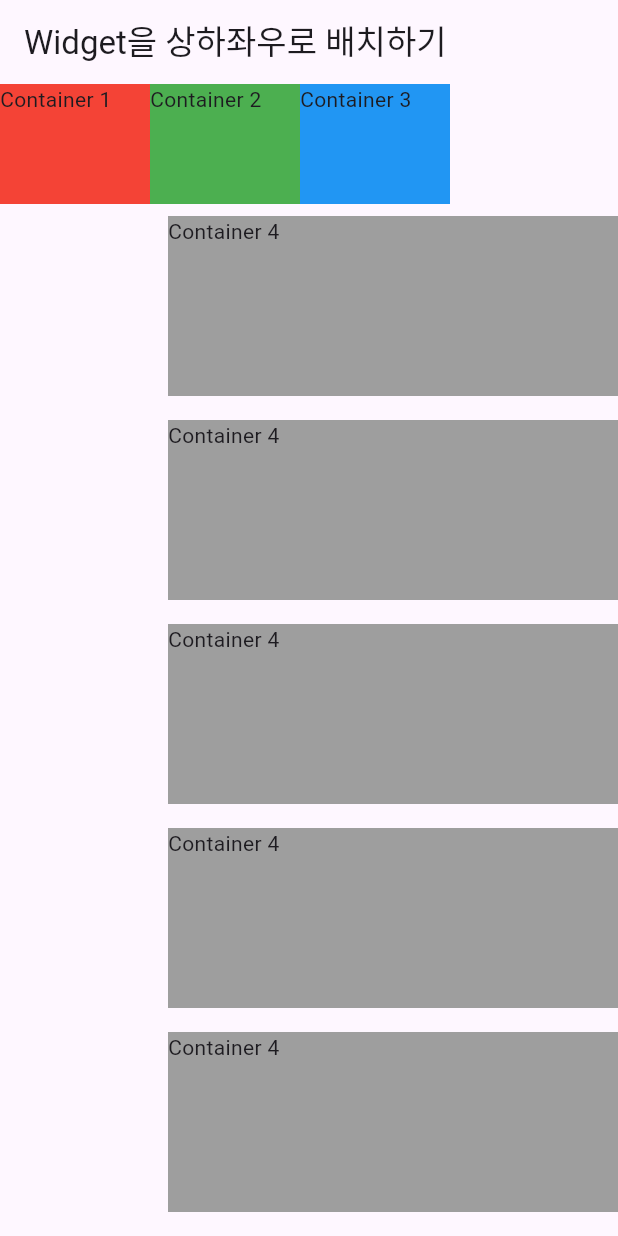
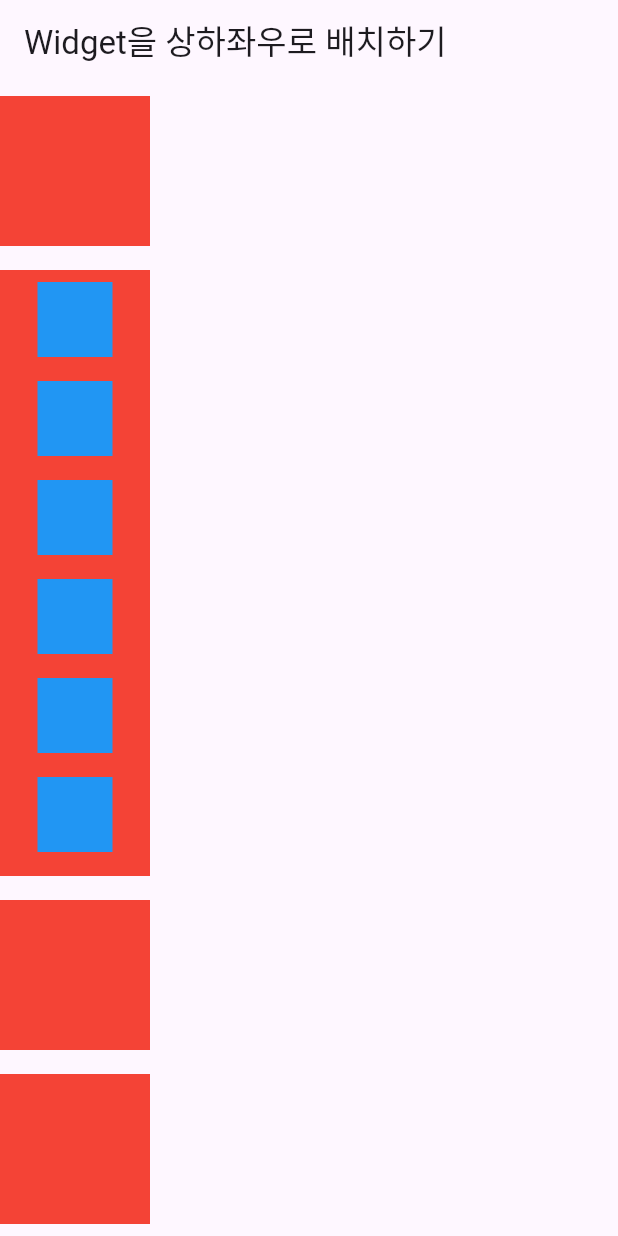
Before and after one commit to Do-Boo/github-test, a Flutter app: the screen it shows after launch, on a phone screen of 412 x 824 dp. Run offline on Flutter 3.47's test engine with Material 3 defaults, Android fonts, the phone set to English and light mode, and no system bars.

Commit message:
2024.4.3.(수) 14:30 스크롤

```diff
--- a/lib/main.dart
+++ b/lib/main.dart
@@ -1,4 +1,5 @@
 import 'package:flutter/material.dart';
+import 'package:flutter/widgets.dart';
 
 void main() {
   runApp(
@@ -18,100 +19,119 @@ class Body extends StatelessWidget {
 
   @override
   Widget build(BuildContext context) {
-    return SingleChildScrollView(
-      child: Column(
-        mainAxisAlignment: MainAxisAlignment.center,
-        crossAxisAlignment: CrossAxisAlignment.end,
-        children: [
-          Row(
-            mainAxisSize: MainAxisSize.max,
-            crossAxisAlignment: CrossAxisAlignment.start,
+    return Column(
       children: [
         Container(
           width: 100,
-                height: 80,
+          height: 100,
           color: Colors.red,
-                child: Text("Container 1"),
+          margin: const EdgeInsets.symmetric(vertical: 8),
+        ),
+        Expanded(
+          child: Container(
+            width: 100,
+            height: 100,
+            color: Colors.red,
+            margin: const EdgeInsets.symmetric(vertical: 8),
+            child: SingleChildScrollView(
+              child: Column(
+                children: [
+                  Container(
+                    width: 50,
+                    height: 50,
+                    color: Colors.blue,
+                    margin: const EdgeInsets.symmetric(vertical: 8),
+                  ),
+                  Container(
+                    width: 50,
+                    height: 50,
+                    color: Colors.blue,
+                    margin: const EdgeInsets.symmetric(vertical: 8),
+                  ),
+                  Container(
+                    width: 50,
+                    height: 50,
+                    color: Colors.blue,
+                    margin: const EdgeInsets.symmetric(vertical: 8),
+                  ),
+                  Container(
+                    width: 50,
+                    height: 50,
+                    color: Colors.blue,
+                    margin: const EdgeInsets.symmetric(vertical: 8),
+                  ),
+                  Container(
+                    width: 50,
+                    height: 50,
+                    color: Colors.blue,
+                    margin: const EdgeInsets.symmetric(vertical: 8),
+                  ),
+                  Container(
+                    width: 50,
+                    height: 50,
+                    color: Colors.blue,
+                    margin: const EdgeInsets.symmetric(vertical: 8),
+                  ),
+                  Container(
+                    width: 50,
+                    height: 50,
+                    color: Colors.blue,
+                    margin: const EdgeInsets.symmetric(vertical: 8),
+                  ),
+                  Container(
+                    width: 50,
+                    height: 50,
+                    color: Colors.blue,
+                    margin: const EdgeInsets.symmetric(vertical: 8),
+                  ),
+                  Container(
+                    width: 50,
+                    height: 50,
+                    color: Colors.blue,
+                    margin: const EdgeInsets.symmetric(vertical: 8),
+                  ),
+                  Container(
+                    width: 50,
+                    height: 50,
+                    color: Colors.blue,
+                    margin: const EdgeInsets.symmetric(vertical: 8),
+                  ),
+                  Container(
+                    width: 50,
+                    height: 50,
+                    color: Colors.blue,
+                    margin: const EdgeInsets.symmetric(vertical: 8),
+                  ),
+                  Container(
+                    width: 50,
+                    height: 50,
+                    color: Colors.blue,
+                    margin: const EdgeInsets.symmetric(vertical: 8),
+                  ),
+                  Container(
+                    width: 50,
+                    height: 50,
+                    color: Colors.blue,
+                    margin: const EdgeInsets.symmetric(vertical: 8),
+                  ),
+                ],
+              ),
+            ),
+          ),
         ),
         Container(
           width: 100,
-                height: 80,
-                color: Colors.green,
-                child: Text("Container 2"),
+          height: 100,
+          color: Colors.red,
+          margin: const EdgeInsets.symmetric(vertical: 8),
         ),
         Container(
           width: 100,
-                height: 80,
-                color: Colors.blue,
-                child: Text("Container 3"),
+          height: 100,
+          color: Colors.red,
+          margin: const EdgeInsets.symmetric(vertical: 8),
         ),
       ],
-          ),
-          Container(
-            width: 300,
-            height: 120,
-            color: Colors.grey,
-            margin: EdgeInsets.symmetric(vertical: 8),
-            child: Text("Container 4"),
-          ),
-          Container(
-            width: 300,
-            height: 120,
-            color: Colors.grey,
-            margin: EdgeInsets.symmetric(vertical: 8),
-            child: Text("Container 4"),
-          ),
-          Container(
-            width: 300,
-            height: 120,
-            color: Colors.grey,
-            margin: EdgeInsets.symmetric(vertical: 8),
-            child: Text("Container 4"),
-          ),
-          Container(
-            width: 300,
-            height: 120,
-            color: Colors.grey,
-            margin: EdgeInsets.symmetric(vertical: 8),
-            child: Text("Container 4"),
-          ),
-          Container(
-            width: 300,
-            height: 120,
-            color: Colors.grey,
-            margin: EdgeInsets.symmetric(vertical: 8),
-            child: Text("Container 4"),
-          ),
-          Container(
-            width: 300,
-            height: 120,
-            color: Colors.grey,
-            margin: EdgeInsets.symmetric(vertical: 8),
-            child: Text("Container 4"),
-          ),
-          Container(
-            width: 300,
-            height: 120,
-            color: Colors.grey,
-            margin: EdgeInsets.symmetric(vertical: 8),
-            child: Text("Container 4"),
-          ),
-          Container(
-            width: 300,
-            height: 120,
-            color: Colors.grey,
-            margin: EdgeInsets.symmetric(vertical: 8),
-            child: Text("Container 4"),
-          ),
-          Container(
-            width: 300,
-            height: 120,
-            color: Colors.grey,
-            margin: EdgeInsets.symmetric(vertical: 8),
-            child: Text("Container 4"),
-          ),
-        ]
-      ),
     );
   }
 }
```
Lines whose indentation alone changed are shown as unchanged.
